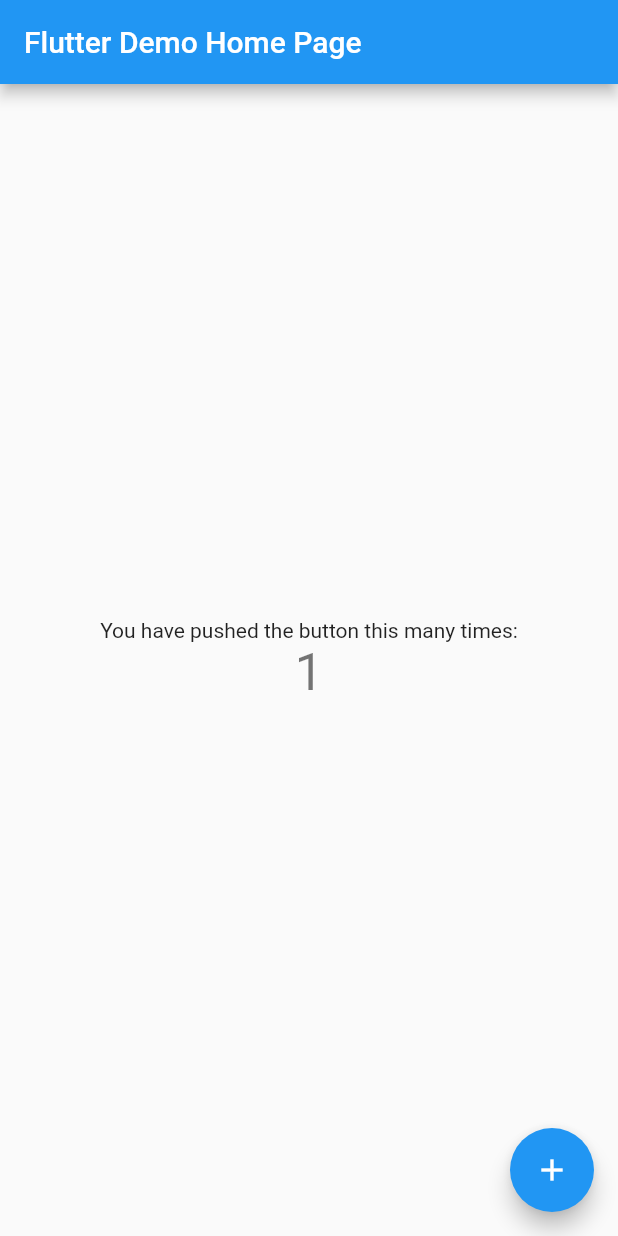
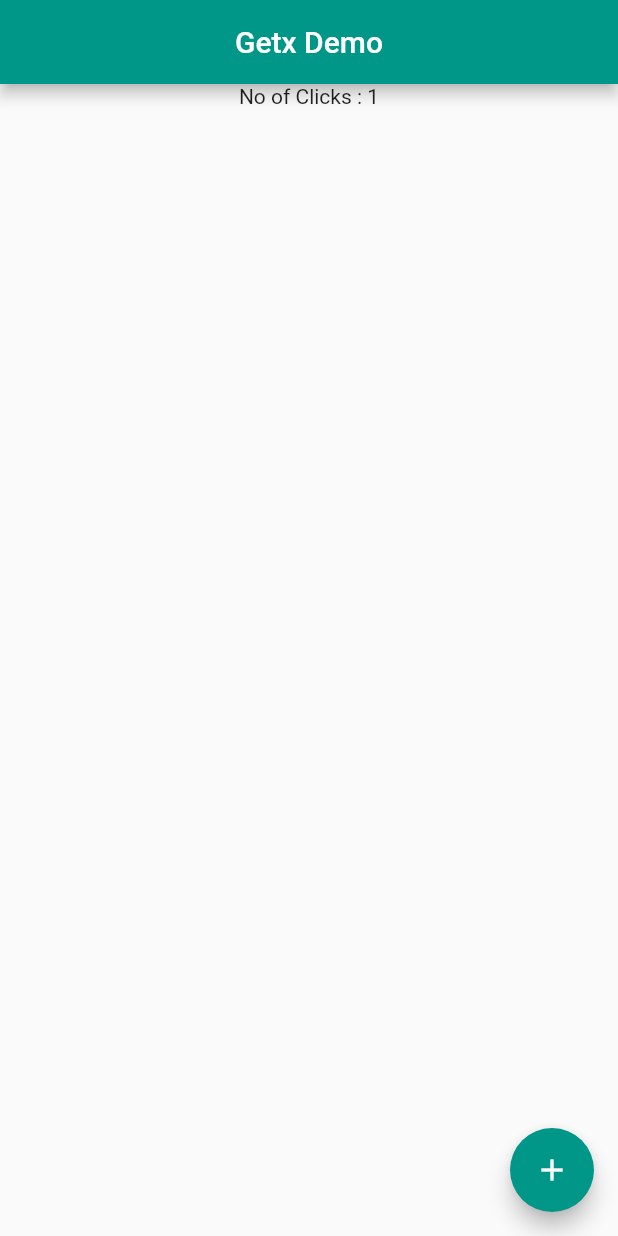
Before and after one commit to Varanasi-Software-Junction/GetX-Flutter, a Flutter app: the screen it shows after launch, after a tap on the "add" icon, on a phone screen of 412 x 824 dp. Run offline on Flutter 3.47's test engine with Material 2 defaults, Android fonts, the phone set to English and light mode, and no system bars; our stand-ins replace get.

Commit message:
Simple adder using Getx

```diff
--- a/lib/main.dart
+++ b/lib/main.dart
@@ -1,66 +1,67 @@
 import 'package:flutter/material.dart';
 import 'package:get/get.dart';
+
 void main() {
-  runApp(const MyApp());
+  runApp(const VsjApp());
 }
 
-class MyApp extends StatelessWidget {
-  const MyApp({Key? key}) : super(key: key);
+class VsjApp extends StatelessWidget {
+  const VsjApp({Key? key}) : super(key: key);
   @override
   Widget build(BuildContext context) {
     return GetMaterialApp(
-      title: 'Flutter Demo',
+      debugShowCheckedModeBanner: false,
+      title: 'Vsj Getx App',
       theme: ThemeData(
-        primarySwatch: Colors.blue,
+        primarySwatch: Colors.teal,
       ),
-      home: const MyHomePage(title: 'Flutter Demo Home Page'),
+      //home: const MyHomePage(title: 'Flutter Demo Home Page'),
+      initialRoute: "/home",
+      getPages: [
+        GetPage(
+          name: '/home',
+          page: () => First(),
+        ),
+      ],
     );
   }
 }
 
-class MyHomePage extends StatefulWidget {
-  const MyHomePage({Key? key, required this.title}) : super(key: key);
-
-  final String title;
-
-  @override
-  State<MyHomePage> createState() => _MyHomePageState();
-}
-
-class _MyHomePageState extends State<MyHomePage> {
-  int _counter = 0;
-
-  void _incrementCounter() {
-    setState(() {
-      _counter++;
-    });
-  }
+class First extends StatelessWidget {
+  const First({Key? key}) : super(key: key);
 
   @override
   Widget build(BuildContext context) {
     return Scaffold(
       appBar: AppBar(
-        title: Text(widget.title),
+        title: Text("Getx Demo"),
+        centerTitle: true,
       ),
       body: Center(
         child: Column(
-          mainAxisAlignment: MainAxisAlignment.center,
-          children: <Widget>[
-            const Text(
-              'You have pushed the button this many times:',
-            ),
-            Text(
-              '$_counter',
-              style: Theme.of(context).textTheme.headline4,
+          children: [
+
+            GetBuilder<Controller>(
+              init: Controller(),
+              builder: (_) => Text("No of Clicks : ${_.count}"),
             ),
           ],
         ),
       ),
       floatingActionButton: FloatingActionButton(
-        onPressed: _incrementCounter,
-        tooltip: 'Increment',
-        child: const Icon(Icons.add),
-      ), // This trailing comma makes auto-formatting nicer for build methods.
+        child: Icon(Icons.add),
+        onPressed: () {
+          Get.find<Controller>().increment();
+        },
+      ),
     );
   }
 }
+
+class Controller extends GetxController {
+  int count = 0;
+  void increment() {
+    count++;
+    update();
+  }
+}
```
